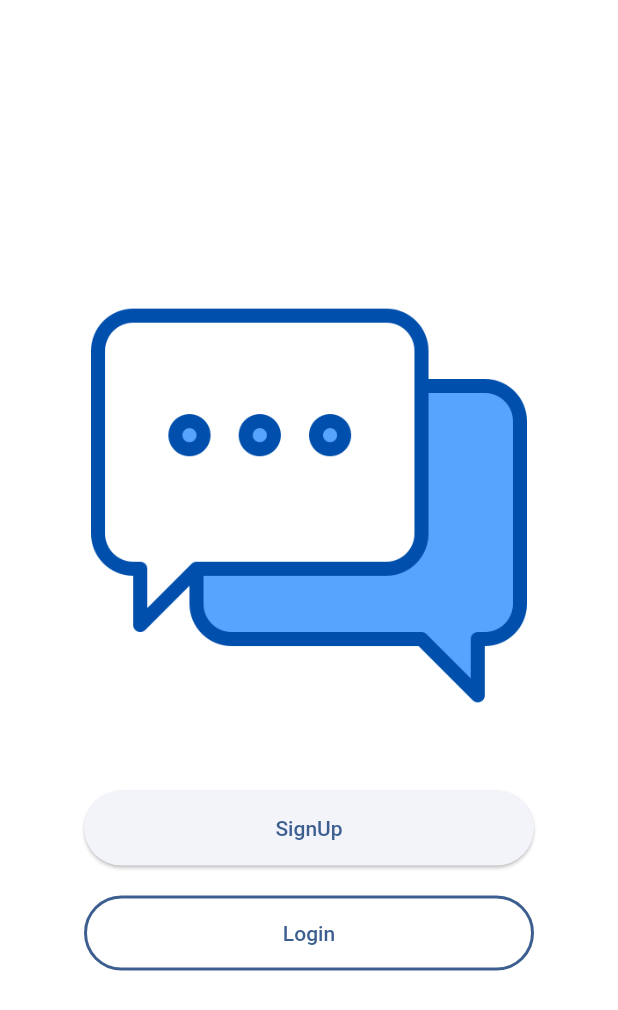
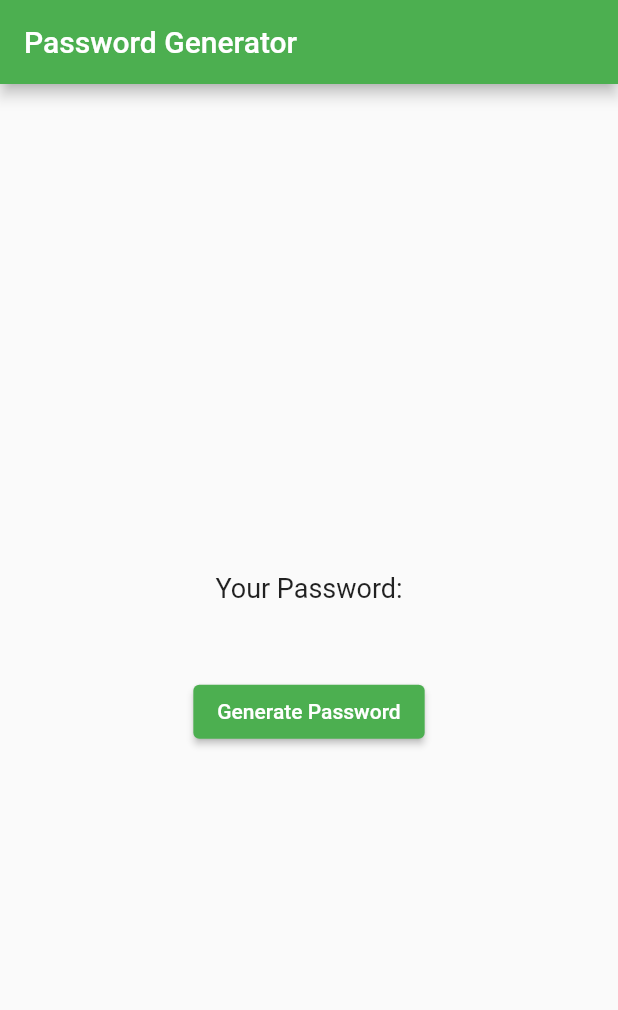
Before and after one commit to KenebiObi/chat_app, a Flutter app: the screen it shows after launch, on a phone screen of 412 x 824 dp. Shown: the top 1010 px of the screen. Run offline on Flutter 3.47's test engine with Material 2 defaults, Android fonts, the phone set to English and light mode, and no system bars; our stand-ins replace firebase_auth, firebase_core, firebase_storage, image_picker; accounts and stored records are empty.

Commit message:
Made changes

```diff
--- a/lib/main.dart
+++ b/lib/main.dart
@@ -1,63 +1,153 @@
-import 'package:chat_app/screens/chat_screen.dart';
-import 'package:chat_app/screens/splash_screen.dart';
-import 'package:firebase_auth/firebase_auth.dart';
-import 'package:firebase_core/firebase_core.dart';
-import 'firebase_options.dart';
-import 'package:chat_app/screens/auth.dart';
+// import 'package:chat_app/screens/chat_screen.dart';
+// import 'package:chat_app/screens/splash_screen.dart';
+// import 'package:firebase_auth/firebase_auth.dart';
+// import 'package:firebase_core/firebase_core.dart';
+// import 'firebase_options.dart';
+// import 'package:chat_app/screens/auth.dart';
+// import 'package:flutter/material.dart';
+
+// final colorScheme = ColorScheme.fromSeed(
+//   seedColor: Color.fromARGB(255, 0, 140, 255),
+//   background: Color.fromARGB(255, 255, 255, 255),
+// );
+
+// final theme = ThemeData().copyWith(
+//   useMaterial3: true,
+//   scaffoldBackgroundColor: colorScheme.onPrimary,
+//   colorScheme: colorScheme,
+//   // textTheme: GoogleFonts.ubuntuCondensedTextTheme().copyWith(
+//   //   titleSmall: GoogleFonts.ubuntuCondensed(
+//   //     fontWeight: FontWeight.bold,
+//   //   ),
+//   //   titleMedium: GoogleFonts.ubuntuCondensed(
+//   //     fontWeight: FontWeight.bold,
+//   //   ),
+//   //   titleLarge: GoogleFonts.ubuntuCondensed(
+//   //     fontWeight: FontWeight.bold,
+//   //   ),
+//   // ),
+// );
+
+// void main() async {
+//   WidgetsFlutterBinding.ensureInitialized();
+//   await Firebase.initializeApp(
+//     options: DefaultFirebaseOptions.currentPlatform,
+//   );
+//   runApp(
+//     const MyApp(),
+//   );
+// }
+
+// class MyApp extends StatelessWidget {
+//   const MyApp({Key? key}) : super(key: key);
+
+//   @override
+//   Widget build(BuildContext context) {
+//     return MaterialApp(
+//       theme: theme,
+//       debugShowCheckedModeBanner: false,
+//       title: 'Flutter Chat App',
+//       home: StreamBuilder(
+//         stream: FirebaseAuth.instance.authStateChanges(),
+//         builder: (context, snapshot) {
+//           if (snapshot.hasData == ConnectionState.waiting) {
+//             return const SpalshScreen();
+//           }
+//           if (snapshot.hasData) {
+//             return const ChatScreen();
+//           }
+//           return const AuthScreen();
+//         },
+//       ),
+//     );
+//   }
+// }
+
 import 'package:flutter/material.dart';
 
-final colorScheme = ColorScheme.fromSeed(
-  seedColor: Color.fromARGB(255, 0, 140, 255),
-  background: Color.fromARGB(255, 255, 255, 255),
-);
+import 'dart:math';
 
-final theme = ThemeData().copyWith(
-  useMaterial3: true,
-  scaffoldBackgroundColor: colorScheme.onPrimary,
-  colorScheme: colorScheme,
-  // textTheme: GoogleFonts.ubuntuCondensedTextTheme().copyWith(
-  //   titleSmall: GoogleFonts.ubuntuCondensed(
-  //     fontWeight: FontWeight.bold,
-  //   ),
-  //   titleMedium: GoogleFonts.ubuntuCondensed(
-  //     fontWeight: FontWeight.bold,
-  //   ),
-  //   titleLarge: GoogleFonts.ubuntuCondensed(
-  //     fontWeight: FontWeight.bold,
-  //   ),
-  // ),
-);
-
-void main() async {
-  WidgetsFlutterBinding.ensureInitialized();
-  await Firebase.initializeApp(
-    options: DefaultFirebaseOptions.currentPlatform,
-  );
-  runApp(
-    const MyApp(),
-  );
+void main() {
+  runApp(MyApp());
 }
 
 class MyApp extends StatelessWidget {
-  const MyApp({Key? key}) : super(key: key);
+  @override
+  Widget build(BuildContext context) {
+    return MaterialApp(
+        theme: ThemeData(
+          // Set the app's primary theme color
+
+          primarySwatch: Colors.green,
+        ),
+        debugShowCheckedModeBanner: false,
+        home: PasswordGenerator());
+  }
+}
+
+class PasswordGenerator extends StatefulWidget {
+  @override
+  _PasswordGeneratorState createState() => _PasswordGeneratorState();
+}
+
+class _PasswordGeneratorState extends State<PasswordGenerator> {
+  String _password = '';
+
+  // Method for Generating Random Passwords
+
+  void _generatePassword() {
+    final random = Random();
+
+    const characters = 'abcdefghijklmnopqrstuvwxyzABCDEFGHIJKLMNO'
+        'PQRSTUVWXYZ0123456789!@#\$%^&*()_+';
+
+    String password = '';
+
+    for (int i = 0; i < 12; i++) {
+      password += characters[
+
+          // Generate a random password
+
+          random.nextInt(characters.length)];
+    }
+
+    setState(() {
+      // Update the displayed password
+      _password = password;
+    });
+  }
 
   @override
   Widget build(BuildContext context) {
-    return MaterialApp(
-      theme: theme,
-      debugShowCheckedModeBanner: false,
-      title: 'Flutter Chat App',
-      home: StreamBuilder(
-        stream: FirebaseAuth.instance.authStateChanges(),
-        builder: (context, snapshot) {
-          if (snapshot.hasData == ConnectionState.waiting) {
-            return const SpalshScreen();
-          }
-          if (snapshot.hasData) {
-            return const ChatScreen();
-          }
-          return const AuthScreen();
-        },
+    return Scaffold(
+      appBar: AppBar(
+        title: Text('Password Generator'),
+      ),
+      body: Center(
+        child: Column(
+          mainAxisAlignment: MainAxisAlignment.center,
+          children: [
+            Text(
+              'Your Password:',
+              style: TextStyle(fontSize: 18),
+            ),
+
+            Text(
+              _password, // Displayed password
+
+              style: TextStyle(fontSize: 24, fontWeight: FontWeight.bold),
+            ),
+
+            SizedBox(height: 20), // Vertical spacing
+
+            ElevatedButton(
+              onPressed:
+                  _generatePassword, // Call _generatePassword when button is pressed
+
+              child: Text('Generate Password'), // Button text
+            ),
+          ],
+        ),
       ),
     );
   }
```
Also changed, not shown: 2 other files.
